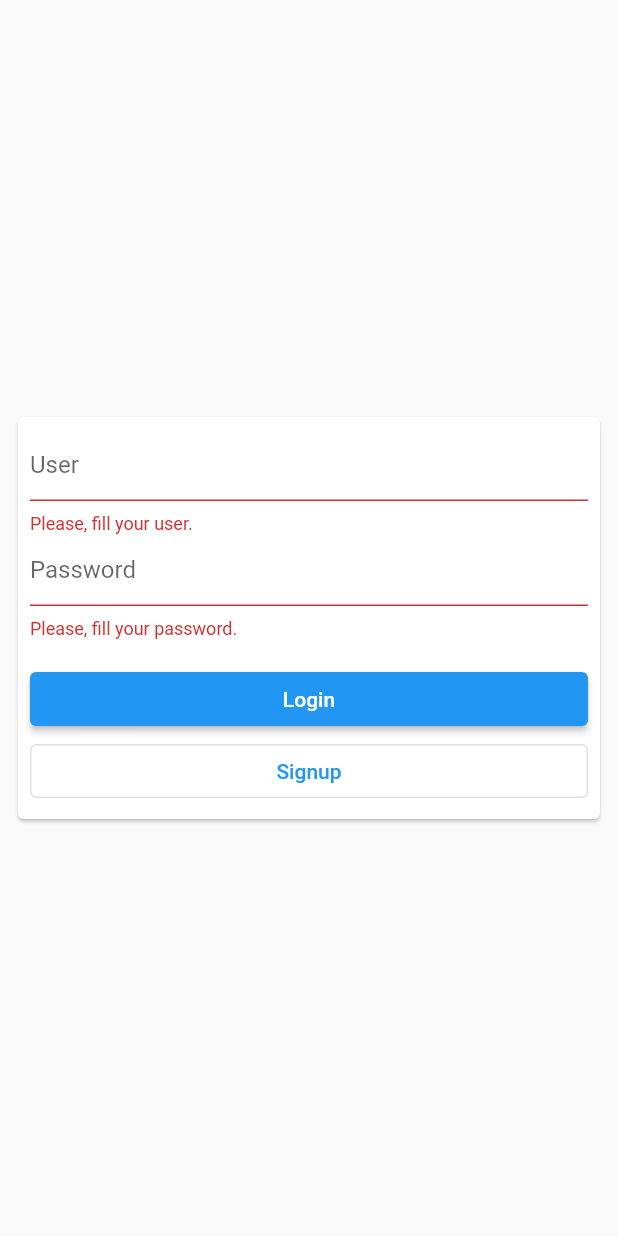
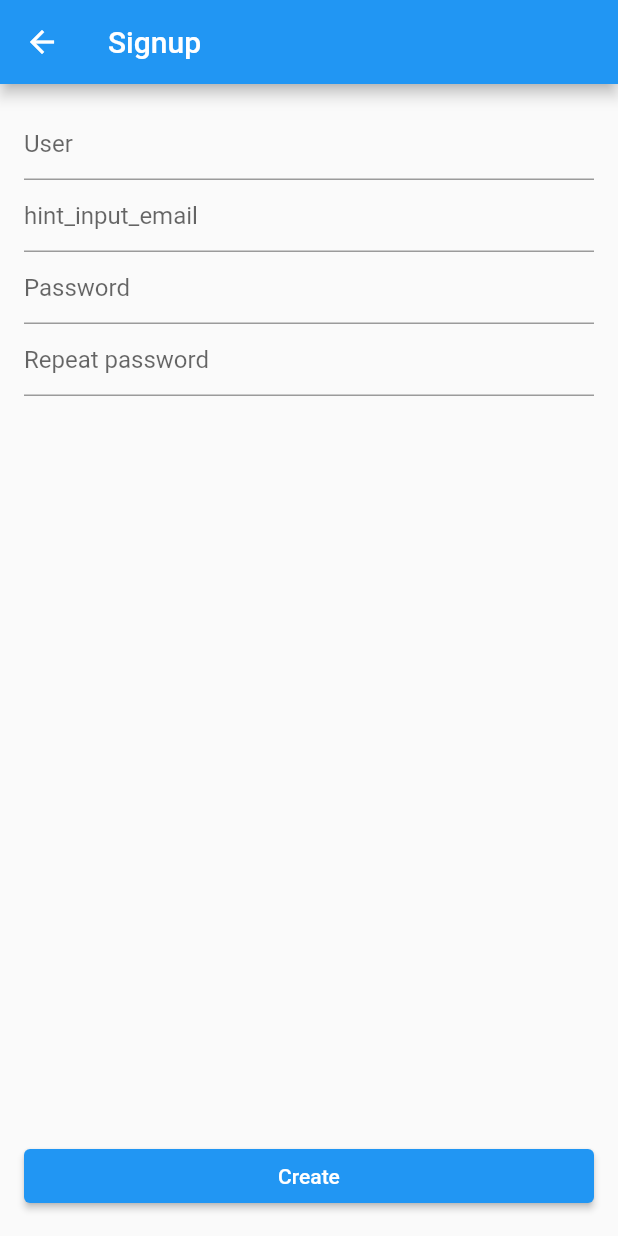
Before and after one commit to gustavoms/microblog, a Flutter app: the screen it shows after launch, after a tap on "Login", after a tap on "Signup", on a phone screen of 412 x 824 dp. Run offline on Flutter 3.47's test engine with Material 2 defaults, Android fonts, the phone set to English and light mode, and no system bars; our stand-ins replace dartz, get, sqflite; accounts and stored records are empty; Roboto replaces fonts that are missing (Georgia).

Commit message:
Starting signup page

```diff
--- /dev/null
+++ b/lib/core/data/database.dart
@@ -0,0 +1,33 @@
+import 'package:sqflite/sqflite.dart';
+
+class MicroblogDatabase {
+  late Database _database;
+  Database get instance => _database;
+
+  MicroblogDatabase() {
+    _getInstance();
+  }
+
+  Future<void> _getInstance() async {
+    var databasesPath = await getDatabasesPath();
+    String path = databasesPath + "microblog.db";
+
+    Database database = await openDatabase(path, version: 1, onCreate: (
+      Database db,
+      int version,
+    ) async {
+      await db.execute(
+        'CREATE TABLE user (id INTEGER PRIMARY KEY, name TEXT, email TEXT, password TEXT);',
+      );
+      await db.execute(
+        'CREATE TABLE post (id INTEGER PRIMARY KEY, user_id INTEGER, post TEXT, date TEXT, FOREIGN KEY(user_id) REFERENCES artist(id));',
+      );
+    });
+
+    _database = database;
+  }
+
+  Future<void> close() async {
+    await _database.close();
+  }
+}
--- a/lib/core/translations/text_translations.dart
+++ b/lib/core/translations/text_translations.dart
@@ -13,6 +13,12 @@ final Map<String, String> ptBR = {
   'input_error_empty_user': 'Por favor, preencha o seu usuário.',
   'input_error_empty_password': 'Por favor, preencha a sua senha.',
   'snackbar_error_title': 'Ooops! Algo deu errado.',
+  'signup_title': 'Cadastro',
+  'hint_input_password_second': 'Repita a senha',
+  'text_btn_create': 'Cadastrar',
+  'snackbar_success': 'Sucesso',
+  'snackbar_error': 'Erro',
+  'signup_successful': 'Cadastro realizado com sucesso!',
 };
 
 final Map<String, String> enUS = {
@@ -23,4 +29,10 @@ final Map<String, String> enUS = {
   'input_error_empty_user': 'Please, fill your user.',
   'input_error_empty_password': 'Please, fill your password.',
   'snackbar_error_title': 'Ooops! Something went wrong.',
+  'signup_title': 'Signup',
+  'hint_input_password_second': 'Repeat password',
+  'text_btn_create': 'Create',
+  'snackbar_success': 'Success',
+  'snackbar_error': 'Error',
+  'signup_successful': 'Signup successful!',
 };
--- a/lib/features/login/login_controller.dart
+++ b/lib/features/login/login_controller.dart
@@ -3,7 +3,7 @@ import 'package:microblog/core/abstractions/base_controller.dart';
 import 'package:microblog/core/shared/global_actions.dart';
 import 'package:microblog/features/login/data/login_entity.dart';
 import 'package:microblog/features/login/login_execute_use_case.dart';
-import 'package:microblog/features/login/login_parameters.dart';
+import 'package:microblog/features/login/data/login_parameters.dart';
 
 class LoginController extends BaseController<LoginParameters> {
   late final TextEditingController textUserController, textPasswordController;
--- /dev/null
+++ b/lib/features/signup/data/signup_entity.dart
@@ -0,0 +1,11 @@
+class SignupEntity {
+  final String user;
+  final String email;
+  final String password;
+
+  SignupEntity({
+    required this.user,
+    required this.email,
+    required this.password,
+  });
+}
--- /dev/null
+++ b/lib/features/signup/data/signup_parameters.dart
@@ -0,0 +1 @@
+class SignupParameters {}
--- /dev/null
+++ b/lib/features/signup/data/signup_request.dart
@@ -0,0 +1,17 @@
+class SignupRequest {
+  final String user;
+  final String email;
+  final String password;
+
+  SignupRequest({
+    required this.user,
+    required this.email,
+    required this.password,
+  });
+
+  toJson() => {
+        'user': user,
+        'email': email,
+        'password': password,
+      };
+}
--- /dev/null
+++ b/lib/features/signup/exceptions/signup_execute_exception.dart
@@ -0,0 +1,6 @@
+class SignupExecuteException implements Exception {
+  String cause;
+  SignupExecuteException({
+    required this.cause,
+  }) : super();
+}
--- /dev/null
+++ b/lib/features/signup/signup_binding.dart
@@ -0,0 +1,22 @@
+import 'package:get/get.dart';
+import 'package:microblog/core/data/database.dart';
+import 'package:microblog/core/router/router.dart';
+import 'package:microblog/features/signup/signup_controller.dart';
+import 'package:microblog/features/signup/signup_execute_use_case.dart';
+import 'package:microblog/features/signup/signup_repository.dart';
+
+class SignupBinding implements Bindings {
+  @override
+  void dependencies() {
+    Get.lazyPut<SignupController>(
+      () => SignupController(
+        router: RouterImpl(),
+        signupExecuteUseCase: SignupExecuteUseCase(
+          repository: SignupRepository(
+            database: MicroblogDatabase(),
+          ),
+        ),
+      ),
+    );
+  }
+}
--- /dev/null
+++ b/lib/features/signup/signup_controller.dart
@@ -0,0 +1,57 @@
+import 'package:flutter/cupertino.dart';
+import 'package:get/get.dart';
+import 'package:microblog/core/abstractions/base_controller.dart';
+import 'package:microblog/core/shared/global_actions.dart';
+import 'package:microblog/features/signup/data/signup_entity.dart';
+import 'package:microblog/features/signup/data/signup_parameters.dart';
+import 'package:microblog/features/signup/signup_execute_use_case.dart';
+
+class SignupController extends BaseController<SignupParameters> {
+  late final TextEditingController textUserController,
+      textPasswordController,
+      textEmailController;
+
+  final SignupExecuteUseCase signupExecuteUseCase;
+
+  SignupController({
+    required router,
+    required this.signupExecuteUseCase,
+  }) : super(router: router);
+
+  @override
+  void onInit() {
+    textUserController = TextEditingController();
+    textPasswordController = TextEditingController();
+    textEmailController = TextEditingController();
+    super.onInit();
+  }
+
+  @override
+  void onClose() {
+    textUserController.dispose();
+    textPasswordController.dispose();
+    textEmailController.dispose();
+    super.onClose();
+  }
+
+  Future<void> onSignup() async {
+    (await signupExecuteUseCase(
+      data: SignupEntity(
+        user: textUserController.text.trim(),
+        email: textEmailController.text.trim(),
+        password: textPasswordController.text.trim(),
+      ),
+    ))
+        .fold(
+      (l) => showSnackbarError(
+        message: l.cause,
+      ),
+      (r) async {
+        if (r.success) {
+          await router.goBack();
+          showSnackbarSuccess(message: 'signup_successful'.tr);
+        }
+      },
+    );
+  }
+}
--- /dev/null
+++ b/lib/features/signup/signup_execute_use_case.dart
@@ -0,0 +1,31 @@
+import 'package:dartz/dartz.dart';
+import 'package:microblog/features/login/data/login_entity.dart';
+import 'package:microblog/features/login/data/login_request.dart';
+import 'package:microblog/features/login/data/login_response.dart';
+import 'package:microblog/features/login/exceptions/login_execute_exception.dart';
+import 'package:microblog/features/login/login_repository.dart';
+import 'package:microblog/features/signup/data/signup_entity.dart';
+import 'package:microblog/features/signup/data/signup_request.dart';
+import 'package:microblog/features/signup/data/signup_response.dart';
+import 'package:microblog/features/signup/exceptions/signup_execute_exception.dart';
+import 'package:microblog/features/signup/signup_repository.dart';
+
+class SignupExecuteUseCase {
+  final ISignupRepository repository;
+
+  SignupExecuteUseCase({
+    required this.repository,
+  });
+
+  Future<Either<SignupExecuteException, SignupResponse>> call({
+    required SignupEntity data,
+  }) async {
+    return await repository.signupExecute(
+      request: SignupRequest(
+        user: data.user,
+        email: data.email,
+        password: data.password,
+      ),
+    );
+  }
+}
--- /dev/null
+++ b/lib/features/signup/signup_page.dart
@@ -0,0 +1,113 @@
+import 'package:flutter/material.dart';
+import 'package:get/get.dart';
+import 'package:microblog/core/abstractions/base_page.dart';
+import 'package:microblog/core/shared/widgets/custom_button.dart';
+import 'package:microblog/core/shared/widgets/custom_text_form_field.dart';
+import 'package:microblog/core/theme/app_theme.dart';
+import 'package:microblog/features/signup/signup_controller.dart';
+
+class SignupPage extends BasePage<SignupController> {
+  SignupPage({Key? key}) : super(key: key);
+
+  final _formKey = GlobalKey<FormState>();
+
+  @override
+  Widget build(BuildContext context) {
+    Size size = MediaQuery.of(context).size;
+
+    return Scaffold(
+      appBar: AppBar(
+        title: Text('signup_title'.tr),
+      ),
+      body: SafeArea(
+        child: Padding(
+          padding: const EdgeInsets.all(kDefPadding),
+          child: Column(
+            mainAxisAlignment: MainAxisAlignment.spaceBetween,
+            children: [
+              Form(
+                key: _formKey,
+                child: Padding(
+                  padding: const EdgeInsets.all(kDefPadding),
+                  child: Column(
+                    children: [
+                      CustomTextFormField(
+                        hintText: 'hint_input_user'.tr,
+                        textEditingController: controller.textUserController,
+                        validator: (value) {
+                          if ((value ?? '').isEmpty) {
+                            return 'input_error_empty_user'.tr;
+                          }
+
+                          return null;
+                        },
+                      ),
+                      CustomTextFormField(
+                        hintText: 'hint_input_email'.tr,
+                        textEditingController:
+                            controller.textPasswordController,
+                        validator: (value) {
+                          if ((value ?? '').isEmpty) {
+                            return 'input_error_empty_email'.tr;
+                          }
+
+                          return null;
+                        },
+                        obscureText: true,
+                      ),
+                      CustomTextFormField(
+                        hintText: 'hint_input_password'.tr,
+                        textEditingController:
+                            controller.textPasswordController,
+                        validator: (value) {
+                          if ((value ?? '').isEmpty) {
+                            return 'input_error_empty_password'.tr;
+                          }
+
+                          return null;
+                        },
+                        obscureText: true,
+                      ),
+                      CustomTextFormField(
+                        hintText: 'hint_input_password_second'.tr,
+                        textEditingController:
+                            controller.textPasswordController,
+                        validator: (value) {
+                          if ((value ?? '').isEmpty) {
+                            return 'input_error_empty_password'.tr;
+                          }
+
+                          return null;
+                        },
+                        obscureText: true,
+                      ),
+                    ],
+                  ),
+                ),
+              ),
+              Padding(
+                padding: const EdgeInsets.all(kDefPadding),
+                child: Column(
+                  children: [
+                    Row(
+                      children: [
+                        Expanded(
+                          child: CustomButton(
+                            onPressed: () {
+                              if (_formKey.currentState!.validate()) {}
+                            },
+                            text: 'text_btn_create'.tr,
+                          ),
+                        ),
+                      ],
+                    ),
+                  ],
+                ),
+              )
+            ],
+          ),
+        ),
+      ),
+    );
+  }
+}
--- a/pubspec.yaml
+++ b/pubspec.yaml
@@ -13,6 +13,7 @@ dependencies:
 
   get: ^4.6.5
   dartz: ^0.10.1
+  sqflite: ^2.0.0
 
   cupertino_icons: ^1.0.2
 
```
Also changed, not shown: lib/core/router/pages.dart (+7 -0 lines), lib/core/shared/global_actions.dart (+16 -1 lines), lib/features/signup/data/signup_response.dart (added, +13 -0 lines), lib/features/signup/signup_repository.dart (added, +50 -0 lines), lib/features/login/data/login_parameters.dart (renamed from lib/features/login/login_parameters.dart), pubspec.lock.
